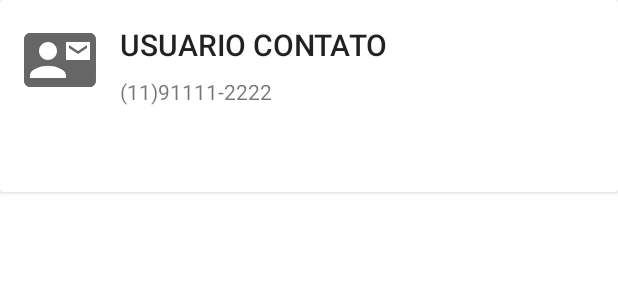
After one commit to JeisonSilva/MinhaViagem, an Android app: the layout contato_card.xml on its own in the app's theme, with its tools: preview values and no code run, on a phone screen of 412 x 824 dp. The commit adds this screen. Shown: the top 300 px of the screen. Run offline under Robolectric (Android 15) with nearby library versions, the phone set to English and light mode, and no system bars.

Commit message:
Criado modelo de lista para contatos

```diff
--- a/src/app/build.gradle
+++ b/src/app/build.gradle
@@ -54,6 +54,7 @@ android {
 dependencies {
     implementation 'androidx.recyclerview:recyclerview:1.2.0'
     implementation 'androidx.cardview:cardview:1.0.0'
+    implementation 'androidx.recyclerview:recyclerview:1.2.0'
     def appCenterSdkVersion = '4.1.0'
     implementation "com.microsoft.appcenter:appcenter-analytics:${appCenterSdkVersion}"
     implementation "com.microsoft.appcenter:appcenter-crashes:${appCenterSdkVersion}"
--- /dev/null
+++ b/src/app/src/main/java/com/example/minhaviagem/notificacao/adapters/ContatoAdapter.java
@@ -0,0 +1,4 @@
+package com.example.minhaviagem.notificacao.adapters;
+
+public class ContatoAdapter {
+}
--- /dev/null
+++ b/src/app/src/main/java/com/example/minhaviagem/notificacao/adapters/ContatoViewHolder.java
@@ -0,0 +1,4 @@
+package com.example.minhaviagem.notificacao.adapters;
+
+public class ContatoViewHolder {
+}
--- /dev/null
+++ b/src/app/src/main/res/layout/contato_card.xml
@@ -0,0 +1,50 @@
+<?xml version="1.0" encoding="utf-8"?>
+<androidx.appcompat.widget.LinearLayoutCompat
+    xmlns:android="http://schemas.android.com/apk/res/android"
+    xmlns:app="http://schemas.android.com/apk/res-auto"
+    android:layout_width="match_parent"
+    android:layout_height="match_parent">
+
+    <androidx.cardview.widget.CardView
+        android:layout_width="match_parent"
+        android:layout_height="128dp">
+
+        <androidx.constraintlayout.widget.ConstraintLayout
+            android:layout_width="match_parent"
+            android:layout_height="match_parent">
+
+            <androidx.appcompat.widget.AppCompatImageView
+                android:id="@+id/appCompatImageView"
+                android:layout_width="48dp"
+                android:layout_height="48dp"
+                android:layout_marginStart="16dp"
+                android:layout_marginTop="16dp"
+                android:src="@drawable/ic_baseline_contact_mail_24"
+                app:layout_constraintStart_toStartOf="parent"
+                app:layout_constraintTop_toTopOf="parent" />
+
+            <androidx.appcompat.widget.AppCompatTextView
+                android:id="@+id/tv_nome_contato"
+                android:layout_width="wrap_content"
+                android:layout_height="wrap_content"
+                android:layout_marginStart="16dp"
+                android:layout_marginTop="16dp"
+                android:text="USUARIO CONTATO"
+                app:layout_constraintStart_toEndOf="@+id/appCompatImageView"
+                app:layout_constraintTop_toTopOf="parent"
+                style="@style/TextAppearance.AppCompat.Title"/>
+
+            <androidx.appcompat.widget.AppCompatTextView
+                android:id="@+id/tv_telefone_contato"
+                android:layout_width="wrap_content"
+                android:layout_height="wrap_content"
+                android:layout_marginStart="16dp"
+                android:layout_marginTop="8dp"
+                app:layout_constraintStart_toEndOf="@+id/appCompatImageView"
+                app:layout_constraintTop_toBottomOf="@+id/tv_nome_contato"
+                android:text="(11)91111-2222"/>
+
+        </androidx.constraintlayout.widget.ConstraintLayout>
+
+    </androidx.cardview.widget.CardView>
+</androidx.appcompat.widget.LinearLayoutCompat>
```
Also changed, not shown: src/app/src/main/java/com/example/minhaviagem/notificacao/adapters/Contato.java (added, +19 -0 lines), src/app/src/main/res/layout/fragment_contatos_notificacao.xml (+3 -4 lines).
